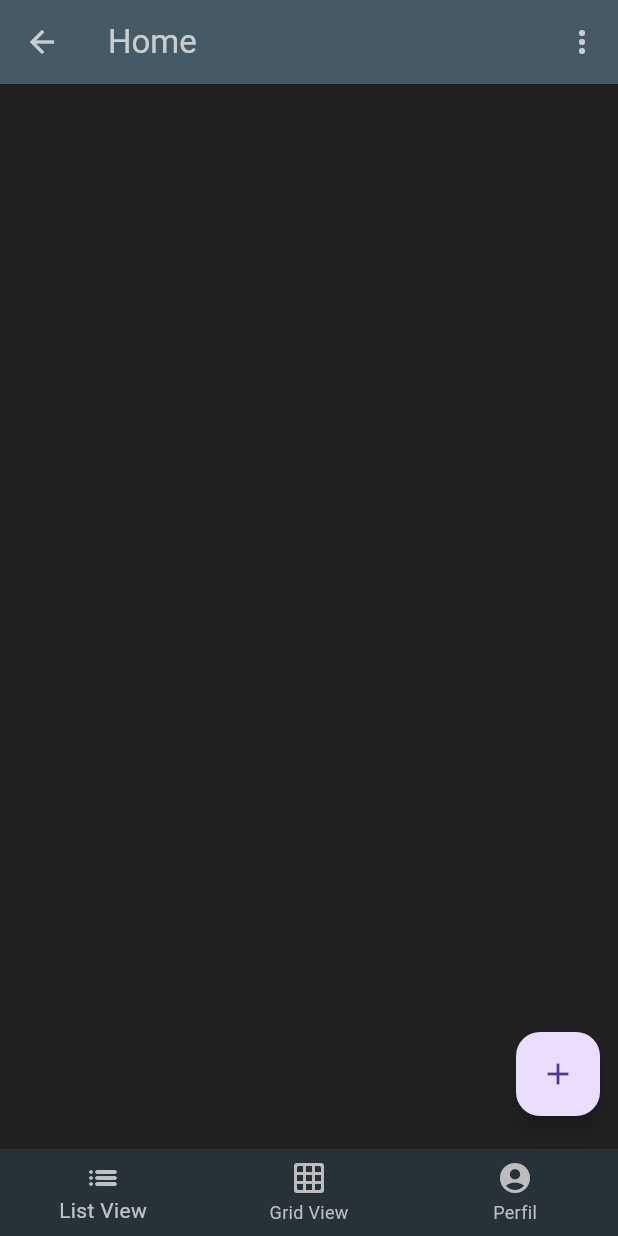
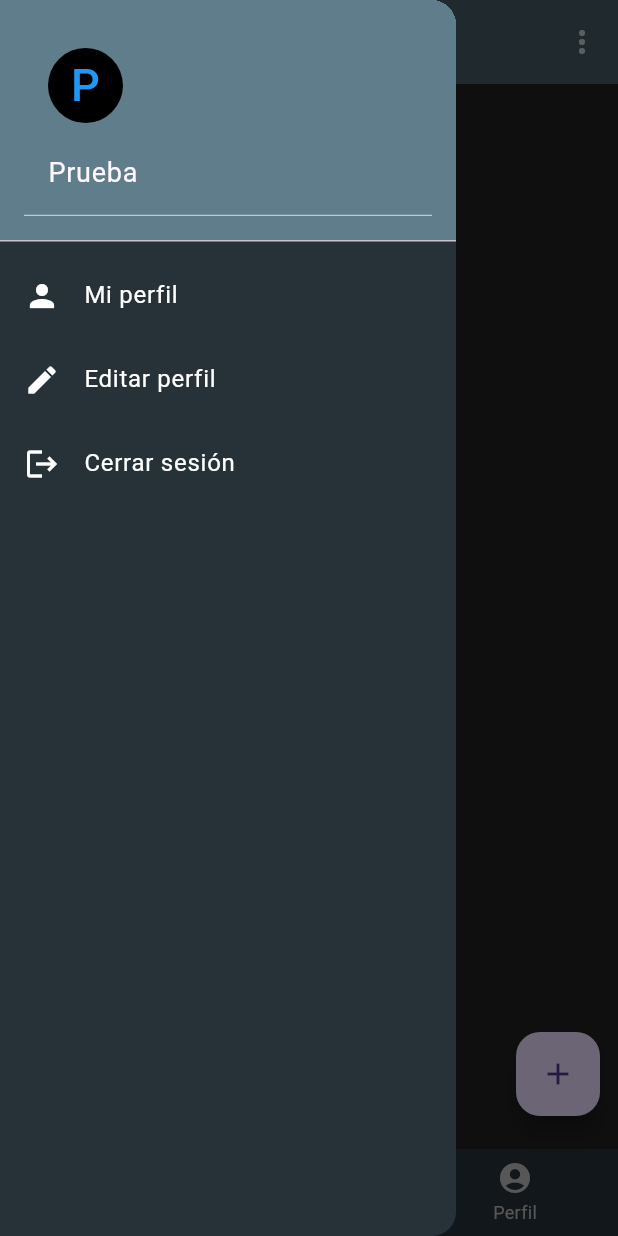
Before and after one commit to arion0501/ExamenFinal_PSP_PMDM, a Flutter app: the homeView screen opened by its route, with the side drawer open (before the commit the screen has no drawer), on a phone screen of 412 x 824 dp. Run offline on Flutter 3.47's test engine with Material 3 defaults, Android fonts, the phone set to English and light mode, and no system bars; our stand-ins replace firebase_auth, firebase_core; accounts and stored records are empty; generated files the repository leaves out were written again.

Commit message:
Commit V21: añadido drawer al homeView.

```diff
--- a/lib/OnBoarding/homeView.dart
+++ b/lib/OnBoarding/homeView.dart
@@ -69,8 +69,7 @@ class _HomeViewState extends State<homeView> {
               crossAxisAlignment: CrossAxisAlignment.start,
               mainAxisSize: MainAxisSize.min,
               children: [
-                Text(
-                    'Se encontraron items: $searchValue'),
+                Text('Se encontraron items: $searchValue'),
                 for (var match in matches) Text('• $match'),
               ],
             ),
@@ -91,8 +90,7 @@ class _HomeViewState extends State<homeView> {
         builder: (BuildContext context) {
           return AlertDialog(
             title: const Text('Resultados de la Búsqueda'),
-            content: Text(
-                'No se encontraron items: $searchValue'),
+            content: Text('No se encontraron items: $searchValue'),
             actions: [
               TextButton(
                 child: const Text('Aceptar'),
@@ -178,6 +176,61 @@ class _HomeViewState extends State<homeView> {
           padding: const EdgeInsets.all(20),
         ),
       ),
+      drawer: Drawer(
+        backgroundColor: Colors.blueGrey[900],
+        child: ListView(
+          padding: const EdgeInsets.all(0),
+          children: [
+            const DrawerHeader(
+              decoration: BoxDecoration(
+                color: Colors.blueGrey,
+              ),
+              child: UserAccountsDrawerHeader(
+                decoration: BoxDecoration(color: Colors.blueGrey),
+                accountName: Text(
+                  "Prueba",
+                  style: TextStyle(fontSize: 18),
+                ),
+                accountEmail: null,
+                currentAccountPictureSize: Size.square(50),
+                currentAccountPicture: CircleAvatar(
+                  backgroundColor: Colors.black,
+                  child: Text(
+                    "P",
+                    style: TextStyle(fontSize: 30.0, color: Colors.blue),
+                  ), //Text
+                ),
+              ),
+            ),
+            ListTile(
+              leading: const Icon(Icons.person, color: Colors.white),
+              title: const Text(
+                'Mi perfil',
+                style: TextStyle(color: Colors.white),
+              ),
+              onTap: () {
+                Navigator.pop(context);
+              },
+            ),
+            ListTile(
+              leading: const Icon(Icons.edit, color: Colors.white),
+              title: const Text('Editar perfil',
+                  style: TextStyle(color: Colors.white)),
+              onTap: () {
+                Navigator.pop(context);
+              },
+            ),
+            ListTile(
+              leading: const Icon(Icons.logout, color: Colors.white),
+              title: const Text('Cerrar sesión',
+                  style: TextStyle(color: Colors.white)),
+              onTap: () {
+                Navigator.pop(context);
+              },
+            ),
+          ],
+        ),
+      ),
     );
   }
 }
```
